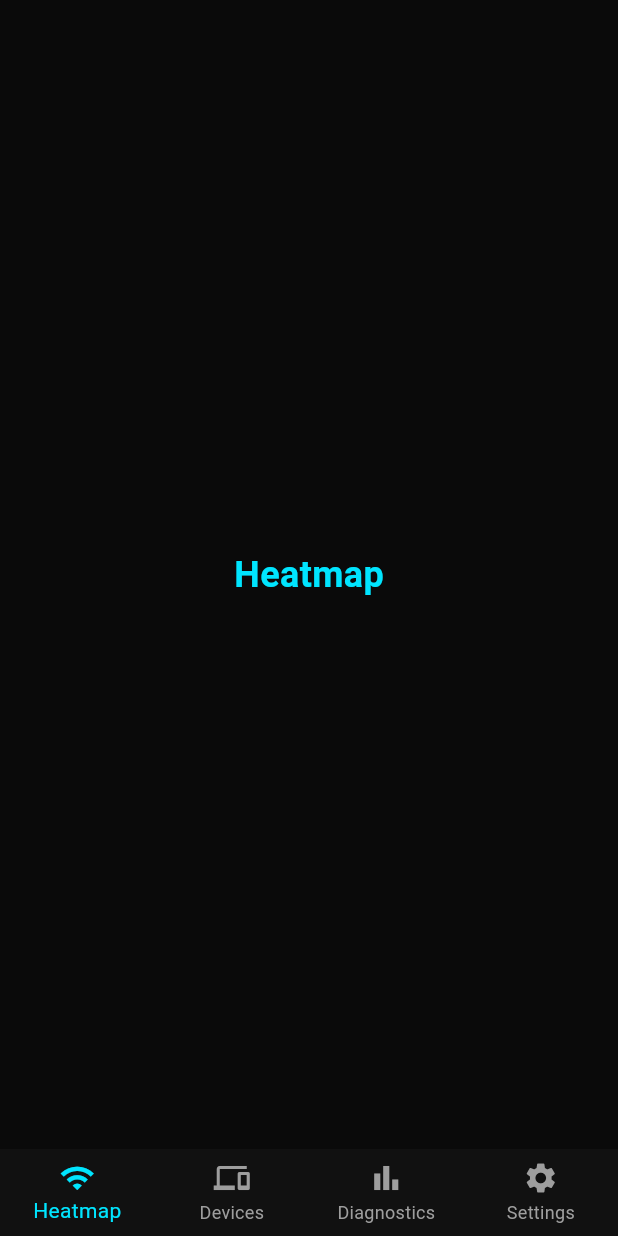
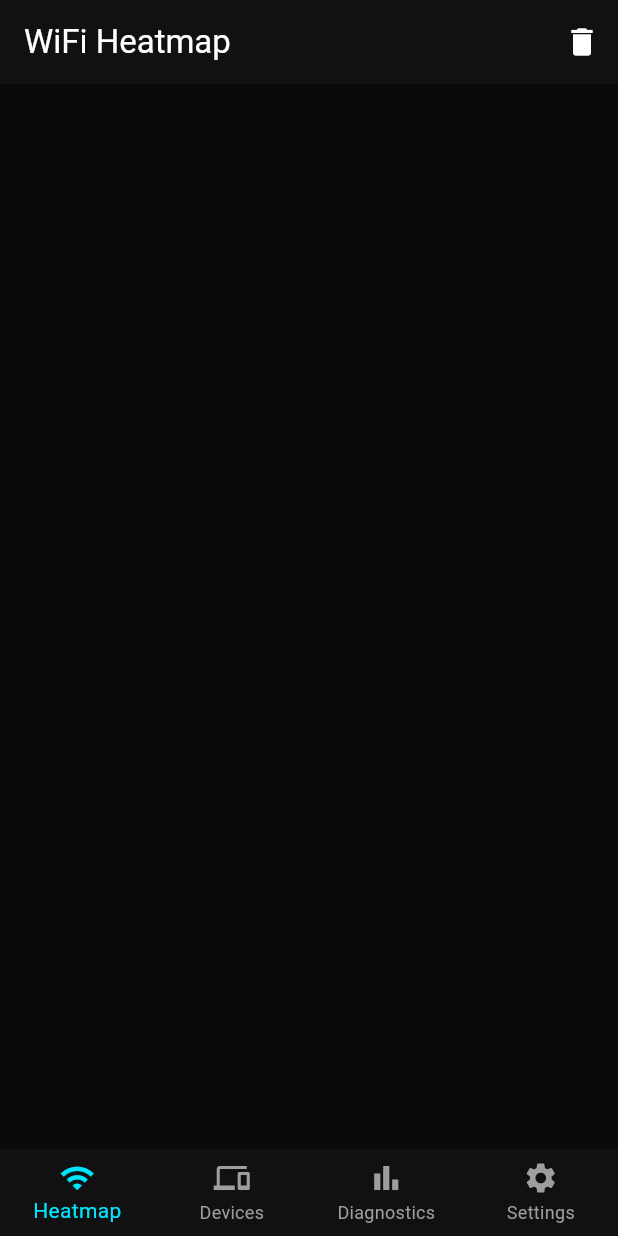
Before and after one commit to darlingtonerzuah/Wave_map, a Flutter app: the screen it shows after launch, on a phone screen of 412 x 824 dp. Run offline on Flutter 3.47's test engine with Material 3 defaults, Android fonts, the phone set to English and light mode, and no system bars.

Commit message:
feat: heatmap screen with painter and mock RSSI

```diff
--- a/lib/main.dart
+++ b/lib/main.dart
@@ -1,3 +1,4 @@
+import 'screens/heatmap_screen.dart';
 import 'package:flutter/material.dart';
 
 void main() {
@@ -34,8 +35,8 @@ class MainShell extends StatefulWidget {
 class _MainShellState extends State<MainShell> {
   int _currentIndex = 0;
 
-  final List<Widget> _screens = const [
-    PlaceholderScreen(label: 'Heatmap'),
+  final List<Widget> _screens = [
+    HeatmapScreen(),
     PlaceholderScreen(label: 'Devices'),
     PlaceholderScreen(label: 'Diagnostics'),
     PlaceholderScreen(label: 'Settings'),
--- /dev/null
+++ b/lib/models/scan_point.dart
@@ -0,0 +1,9 @@
+import 'package:flutter/rendering.dart';
+
+class ScanPoint {
+    final Offset position; // x,y on screen
+    final int rssi; // signal strength
+
+    ScanPoint({required this.position, required this.rssi});
+
+}
--- /dev/null
+++ b/lib/painters/heatmap_painter.dart
@@ -0,0 +1,28 @@
+import 'package:flutter/material.dart';
+import '../models/scan_point.dart';
+
+class HeatmapPainter extends CustomPainter {
+  final List<ScanPoint> points;
+
+  HeatmapPainter({required this.points});
+
+  Color _rssiToColor(int rssi) {
+    if (rssi >= -50) return Colors.green.withOpacity(0.6);
+    if (rssi >= -70) return Colors.orange.withOpacity(0.6);
+    return Colors.red.withOpacity(0.6);
+  }
+
+  @override
+  void paint(Canvas canvas, Size size) {
+    for (final point in points) {
+      final paint = Paint()
+        ..color = _rssiToColor(point.rssi)
+        ..maskFilter = const MaskFilter.blur(BlurStyle.normal, 40);
+
+      canvas.drawCircle(point.position, 60, paint);
+    }
+  }
+
+  @override
+  bool shouldRepaint(HeatmapPainter oldDelegate) => true;
+}
--- /dev/null
+++ b/lib/screens/heatmap_screen.dart
@@ -0,0 +1,54 @@
+import 'package:flutter/material.dart';
+import '../models/scan_point.dart';
+import '../painters/heatmap_painter.dart';
+
+class HeatmapScreen extends StatefulWidget {
+  const HeatmapScreen({super.key});
+
+  @override
+  State<HeatmapScreen> createState() => _HeatmapScreenState();
+}
+
+class _HeatmapScreenState extends State<HeatmapScreen> {
+  final List<ScanPoint> _points = [];
+
+  void _onTap(TapUpDetails details) {
+    setState(() {
+      _points.add(ScanPoint(
+        position: details.localPosition,
+        rssi: _mockRssi(),
+      ));
+    });
+  }
+
+  int _mockRssi() {
+    // Simulated signal — we'll replace with real WiFi data later
+    final values = [-40, -55, -65, -75, -85];
+    return values[_points.length % values.length];
+  }
+
+  @override
+  Widget build(BuildContext context) {
+    return Scaffold(
+      appBar: AppBar(
+        title: const Text('WiFi Heatmap'),
+        backgroundColor: const Color(0xFF111111),
+        actions: [
+          IconButton(
+            icon: const Icon(Icons.delete),
+            onPressed: () => setState(() => _points.clear()),
+          )
+        ],
+      ),
+      body: GestureDetector(
+        onTapUp: _onTap,
+        child: CustomPaint(
+          painter: HeatmapPainter(points: _points),
+          child: Container(
+            color: Colors.transparent,
+          ),
+        ),
+      ),
+    );
+  }
+}
```
